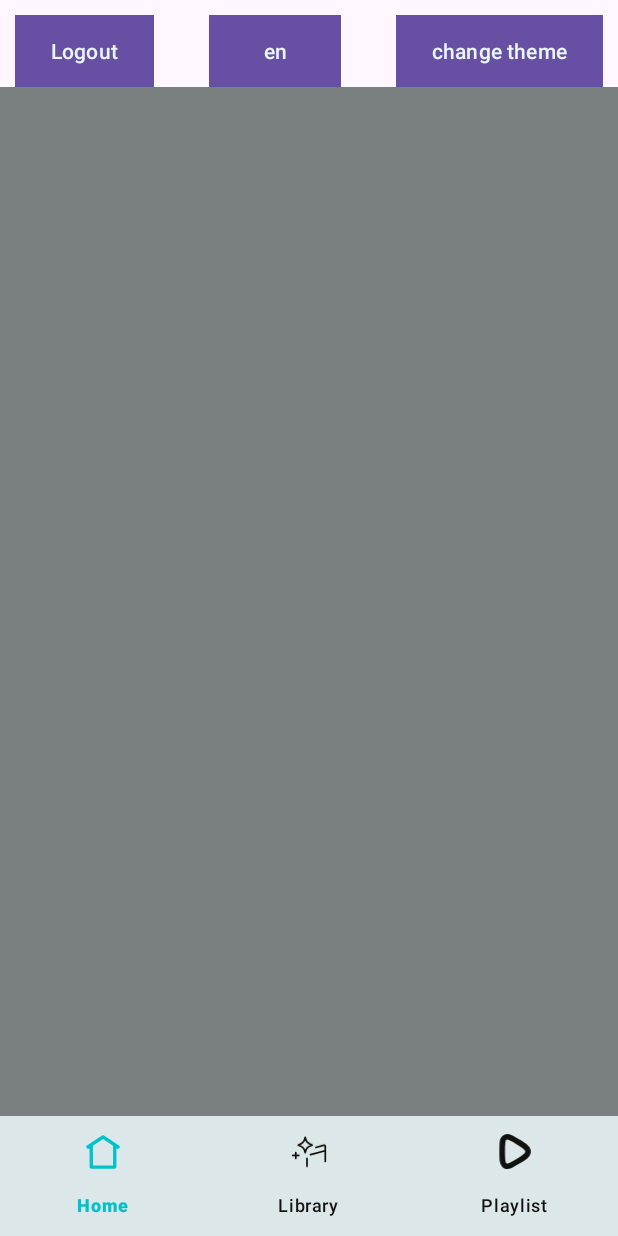
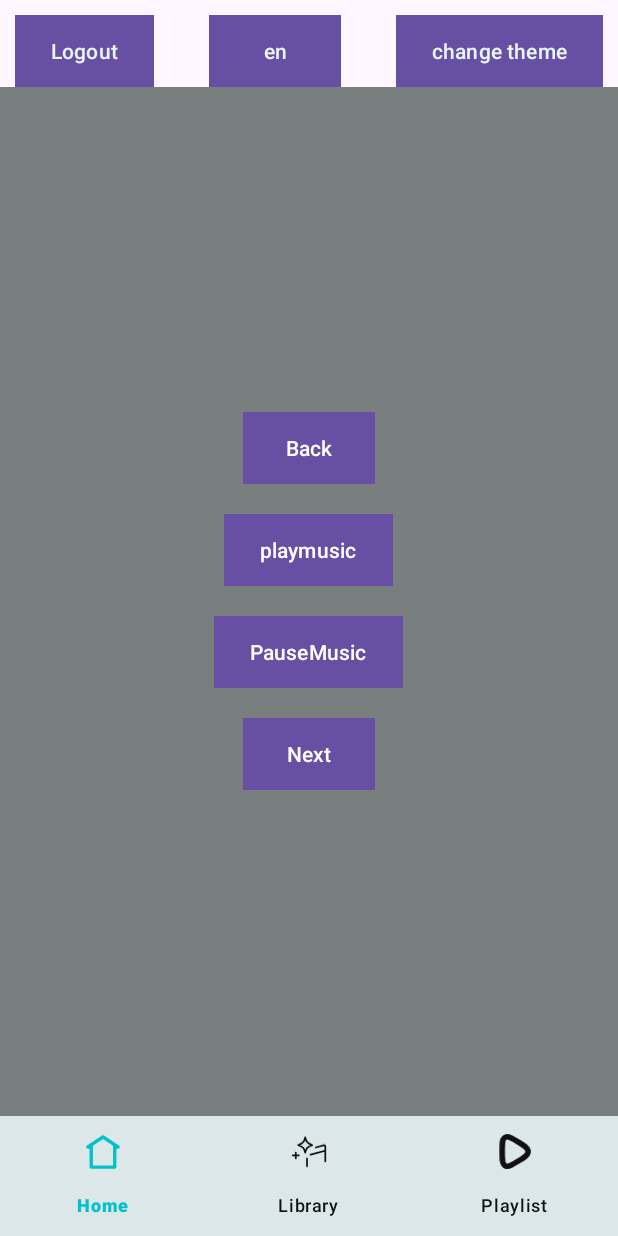
Before and after one commit to ChinhLP/Music-App, an Android app: the fragment HomeFragment placed in its activity, on a phone screen of 412 x 824 dp. Run offline under Robolectric (Android 15) with nearby library versions, the phone set to English and light mode, and no system bars.

Commit message:
fisrt notification music

```diff
--- a/app/build.gradle.kts
+++ b/app/build.gradle.kts
@@ -49,4 +49,5 @@ dependencies {
     testImplementation(libs.junit)
     androidTestImplementation(libs.androidx.junit)
     androidTestImplementation(libs.androidx.espresso.core)
+
 }
--- a/app/src/main/java/com/example/appmusickotlin/UI/home/Fragment/HomeFragment.kt
+++ b/app/src/main/java/com/example/appmusickotlin/UI/home/Fragment/HomeFragment.kt
@@ -1,10 +1,14 @@
 package com.example.appmusickotlin.UI.home.Fragment
 
+import com.example.appmusickotlin.service.MusicService
+import android.content.Intent
 import android.os.Bundle
 import androidx.fragment.app.Fragment
 import android.view.LayoutInflater
 import android.view.View
 import android.view.ViewGroup
+import androidx.core.content.ContextCompat
+import androidx.core.content.ContextCompat.startForegroundService
 import com.example.appmusickotlin.databinding.FragmentHomefragmentBinding
 
 
@@ -20,6 +24,29 @@ class HomeFragment : Fragment() {
     ): View? {
         binding = FragmentHomefragmentBinding.inflate(inflater, container, false)
 
+        binding.btnPlayMusic.setOnClickListener {
+
+
+            // Tạo Intent với hành động là "resume"
+            val resumeIntent = Intent(requireContext(), MusicService::class.java).apply {
+                action = "ACTION_RESUME"
+            }
+            // Gửi Intent đến dịch vụ
+            requireContext().startService(resumeIntent)
+
+        }
+
+        binding.btnPauseMusic.setOnClickListener {
+            // Tạo Intent với hành động là "pause"
+            val pauseIntent = Intent(requireContext(), MusicService::class.java).apply {
+                action = "ACTION_PAUSE"
+            }
+            // Gửi Intent đến dịch vụ
+            requireContext().startService(pauseIntent)
+        }
+
+
+
 
         return binding.root
     }
--- a/app/src/main/res/layout/fragment_homefragment.xml
+++ b/app/src/main/res/layout/fragment_homefragment.xml
@@ -5,13 +5,41 @@
     android:layout_height="match_parent"
     tools:context=".UI.home.Fragment.HomeFragment">
 
-
     <LinearLayout
         android:gravity="center"
         android:background="@color/HindTextField"
         android:layout_width="match_parent"
         android:layout_height="match_parent"
         android:orientation="vertical">
+        <Button
+            android:layout_marginBottom="20dp"
+            android:background="@color/black"
+            android:id="@+id/btnBack"
+            android:text="Back"
+            android:layout_width="wrap_content"
+            android:layout_height="wrap_content"/>
+        <Button
+            android:background="@color/black"
+            android:id="@+id/btnPlayMusic"
+            android:text="playmusic"
+            android:layout_width="wrap_content"
+            android:layout_height="wrap_content"/>
+
+        <Button
+            android:layout_marginTop="20dp"
+            android:background="@color/black"
+            android:id="@+id/btnPauseMusic"
+            android:text="PauseMusic"
+            android:layout_width="wrap_content"
+            android:layout_height="wrap_content"/>
+
+        <Button
+            android:layout_marginTop="20dp"
+            android:background="@color/black"
+            android:id="@+id/btnNext"
+            android:text="Next"
+            android:layout_width="wrap_content"
+            android:layout_height="wrap_content"/>
 
 
     </LinearLayout>
```
Also changed, not shown: app/src/main/AndroidManifest.xml (+12 -3 lines), app/src/main/java/com/example/appmusickotlin/UI/home/HomeScreenActivity.kt (+12 -4 lines), app/src/main/java/com/example/appmusickotlin/service/MusicService.kt (added, +111 -0 lines), app/src/main/res/layout/notification_layout.xml (added, +39 -0 lines), 2 other files.
